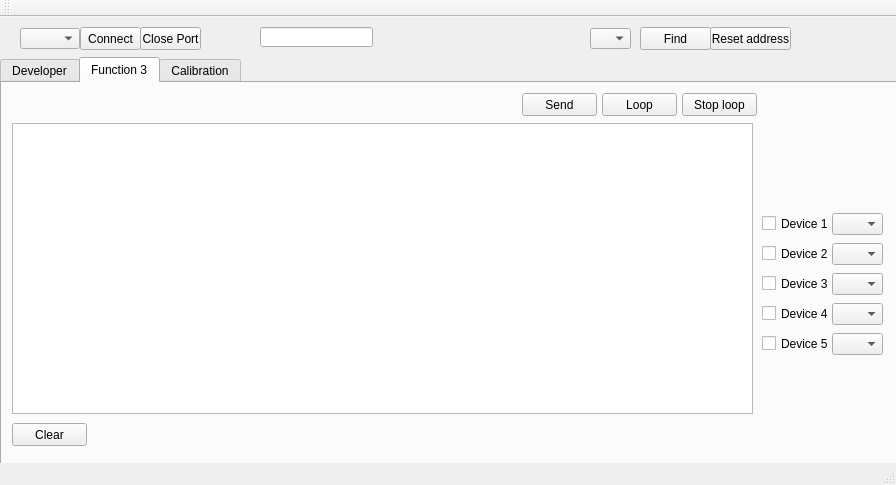
Old version of the form mainwindow.ui in the repository stmx/HartTester.
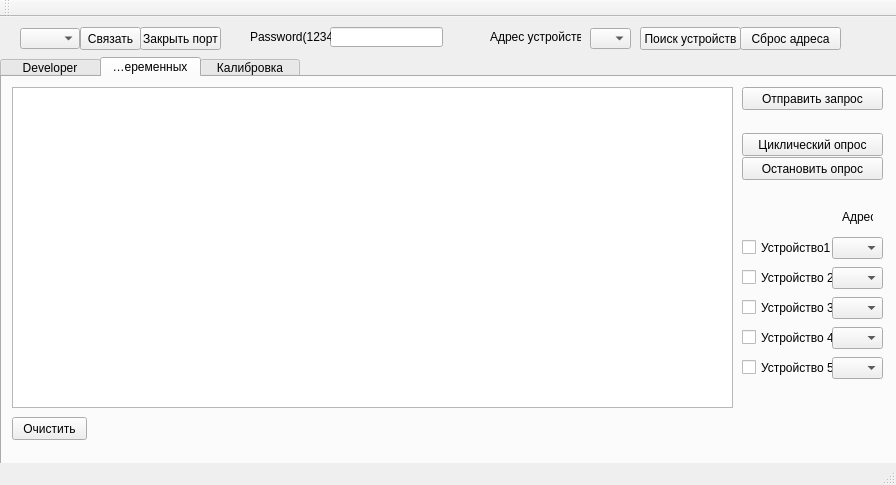
New version of the form. The open tabs and pages were chosen to show the change.

```diff
--- a/mainwindow.ui
+++ b/mainwindow.ui
@@ -23,8 +23,47 @@
       <height>431</height>
      </rect>
     </property>
+    <property name="toolTip">
+     <string>&lt;html&gt;&lt;head/&gt;&lt;body&gt;&lt;p&gt;Проба 1&lt;/p&gt;&lt;/body&gt;&lt;/html&gt;</string>
+    </property>
+    <property name="whatsThis">
+     <string>&lt;html&gt;&lt;head/&gt;&lt;body&gt;&lt;p&gt;Проба 2&lt;/p&gt;&lt;/body&gt;&lt;/html&gt;</string>
+    </property>
+    <property name="styleSheet">
+     <string notr="true">QTabBar::tab { height: 20px; width: 100px; }</string>
+    </property>
+    <property name="tabPosition">
+     <enum>QTabWidget::North</enum>
+    </property>
+    <property name="tabShape">
+     <enum>QTabWidget::Rounded</enum>
+    </property>
     <property name="currentIndex">
-     <number>0</number>
+     <number>1</number>
+    </property>
+    <property name="iconSize">
+     <size>
+      <width>16</width>
+      <height>16</height>
+     </size>
+    </property>
+    <property name="elideMode">
+     <enum>Qt::ElideLeft</enum>
+    </property>
+    <property name="usesScrollButtons">
+     <bool>true</bool>
+    </property>
+    <property name="documentMode">
+     <bool>false</bool>
+    </property>
+    <property name="tabsClosable">
+     <bool>false</bool>
+    </property>
+    <property name="movable">
+     <bool>true</bool>
+    </property>
+    <property name="tabBarAutoHide">
+     <bool>true</bool>
     </property>
     <widget class="QWidget" name="tab">
      <attribute name="title">
@@ -1064,45 +1103,45 @@
     </widget>
     <widget class="QWidget" name="tab_2">
      <attribute name="title">
-      <string>Function 3</string>
+      <string>Считать ток и значения четырех динамических переменных</string>
      </attribute>
      <widget class="QPushButton" name="buttonFunction3Send">
       <property name="geometry">
        <rect>
-        <x>520</x>
+        <x>740</x>
         <y>10</y>
-        <width>75</width>
+        <width>141</width>
         <height>23</height>
        </rect>
       </property>
       <property name="text">
-       <string>Send</string>
+       <string>Отправить запрос</string>
       </property>
      </widget>
      <widget class="QPushButton" name="buttonFunction3Loop">
       <property name="geometry">
        <rect>
-        <x>600</x>
-        <y>10</y>
-        <width>75</width>
+        <x>740</x>
+        <y>56</y>
+        <width>141</width>
         <height>23</height>
        </rect>
       </property>
       <property name="text">
-       <string>Loop</string>
+       <string>Циклический опрос</string>
       </property>
      </widget>
      <widget class="QPushButton" name="pushButton_10">
       <property name="geometry">
        <rect>
-        <x>680</x>
-        <y>10</y>
-        <width>75</width>
+        <x>740</x>
+        <y>80</y>
+        <width>141</width>
         <height>23</height>
        </rect>
       </property>
       <property name="text">
-       <string>Stop loop</string>
+       <string>Остановить опрос</string>
       </property>
      </widget>
      <widget class="QPushButton" name="pushButton_11">
@@ -1115,20 +1154,20 @@
        </rect>
       </property>
       <property name="text">
-       <string>Clear</string>
+       <string>Очистить</string>
       </property>
      </widget>
      <widget class="QCheckBox" name="checkDevice_1">
       <property name="geometry">
        <rect>
-        <x>760</x>
-        <y>130</y>
-        <width>70</width>
+        <x>740</x>
+        <y>160</y>
+        <width>91</width>
         <height>21</height>
        </rect>
       </property>
       <property name="text">
-       <string>Device 1</string>
+       <string>Устройство1</string>
       </property>
       <property name="tristate">
        <bool>false</bool>
@@ -1137,62 +1176,62 @@
      <widget class="QCheckBox" name="checkDevice_2">
       <property name="geometry">
        <rect>
-        <x>760</x>
-        <y>160</y>
-        <width>70</width>
+        <x>740</x>
+        <y>190</y>
+        <width>91</width>
         <height>21</height>
        </rect>
       </property>
       <property name="text">
-       <string>Device 2</string>
+       <string>Устройство 2</string>
       </property>
      </widget>
      <widget class="QCheckBox" name="checkDevice_3">
       <property name="geometry">
        <rect>
-        <x>760</x>
-        <y>190</y>
-        <width>70</width>
+        <x>740</x>
+        <y>220</y>
+        <width>91</width>
         <height>21</height>
        </rect>
       </property>
       <property name="text">
-       <string>Device 3</string>
+       <string>Устройство 3</string>
       </property>
      </widget>
      <widget class="QCheckBox" name="checkDevice_4">
       <property name="geometry">
        <rect>
-        <x>760</x>
-        <y>220</y>
-        <width>70</width>
+        <x>740</x>
+        <y>250</y>
+        <width>91</width>
         <height>21</height>
        </rect>
       </property>
       <property name="text">
-       <string>Device 4</string>
+       <string>Устройство 4</string>
       </property>
      </widget>
      <widget class="QCheckBox" name="checkDevice_5">
       <property name="geometry">
        <rect>
-        <x>760</x>
-        <y>250</y>
-        <width>70</width>
+        <x>740</x>
+        <y>280</y>
+        <width>91</width>
         <height>21</height>
        </rect>
       </property>
       <property name="text">
-       <string>Device 5</string>
+       <string>Устройство 5</string>
       </property>
      </widget>
      <widget class="QTableView" name="tableView">
       <property name="geometry">
        <rect>
         <x>10</x>
-        <y>40</y>
-        <width>741</width>
-        <height>291</height>
+        <y>10</y>
+        <width>721</width>
+        <height>321</height>
        </rect>
       </property>
       <property name="editTriggers">
@@ -1206,7 +1245,7 @@
       <property name="geometry">
        <rect>
         <x>830</x>
-        <y>130</y>
+        <y>160</y>
         <width>51</width>
         <height>22</height>
        </rect>
@@ -1216,7 +1255,7 @@
       <property name="geometry">
        <rect>
         <x>830</x>
-        <y>160</y>
+        <y>190</y>
         <width>51</width>
         <height>22</height>
        </rect>
@@ -1226,7 +1265,7 @@
       <property name="geometry">
        <rect>
         <x>830</x>
-        <y>190</y>
+        <y>220</y>
         <width>51</width>
         <height>22</height>
        </rect>
@@ -1236,7 +1275,7 @@
       <property name="geometry">
        <rect>
         <x>830</x>
-        <y>220</y>
+        <y>250</y>
         <width>51</width>
         <height>22</height>
        </rect>
@@ -1246,16 +1285,29 @@
       <property name="geometry">
        <rect>
         <x>830</x>
-        <y>250</y>
+        <y>280</y>
         <width>51</width>
         <height>22</height>
        </rect>
       </property>
      </widget>
+     <widget class="QLabel" name="label_8">
+      <property name="geometry">
+       <rect>
+        <x>840</x>
+        <y>130</y>
+        <width>31</width>
+        <height>20</height>
+       </rect>
+      </property>
+      <property name="text">
+       <string>Адрес</string>
+      </property>
+     </widget>
     </widget>
     <widget class="QWidget" name="tab_3">
      <attribute name="title">
-      <string>Calibration</string>
+      <string>Калибровка</string>
      </attribute>
      <widget class="QPushButton" name="buttonSpan">
       <property name="geometry">
@@ -1350,14 +1402,14 @@
    <widget class="QPushButton" name="buttonResetAddr">
     <property name="geometry">
      <rect>
-      <x>710</x>
+      <x>740</x>
       <y>10</y>
-      <width>81</width>
+      <width>101</width>
       <height>23</height>
      </rect>
     </property>
     <property name="text">
-     <string>Reset address</string>
+     <string>Сброс адреса</string>
     </property>
    </widget>
    <widget class="QPushButton" name="buttonFindDevice">
@@ -1368,12 +1420,12 @@
      <rect>
       <x>640</x>
       <y>10</y>
-      <width>71</width>
+      <width>101</width>
       <height>23</height>
      </rect>
     </property>
     <property name="text">
-     <string>Find</string>
+     <string>Поиск устройств</string>
     </property>
    </widget>
    <widget class="QComboBox" name="comboBox">
@@ -1396,7 +1448,7 @@
      </rect>
     </property>
     <property name="text">
-     <string>Connect</string>
+     <string>Связать</string>
     </property>
    </widget>
    <widget class="QPushButton" name="buttonClose">
@@ -1404,18 +1456,18 @@
      <rect>
       <x>140</x>
       <y>10</y>
-      <width>61</width>
+      <width>81</width>
       <height>23</height>
      </rect>
     </property>
     <property name="text">
-     <string>Close Port</string>
+     <string>Закрыть порт</string>
     </property>
    </widget>
    <widget class="QLineEdit" name="linePassword">
     <property name="geometry">
      <rect>
-      <x>260</x>
+      <x>330</x>
       <y>10</y>
       <width>113</width>
       <height>20</height>
@@ -1425,6 +1477,32 @@
      <string/>
     </property>
    </widget>
+   <widget class="QLabel" name="label_6">
+    <property name="geometry">
+     <rect>
+      <x>250</x>
+      <y>10</y>
+      <width>81</width>
+      <height>20</height>
+     </rect>
+    </property>
+    <property name="text">
+     <string>Password(1234)</string>
+    </property>
+   </widget>
+   <widget class="QLabel" name="label_7">
+    <property name="geometry">
+     <rect>
+      <x>490</x>
+      <y>10</y>
+      <width>91</width>
+      <height>20</height>
+     </rect>
+    </property>
+    <property name="text">
+     <string>Адрес устройства</string>
+    </property>
+   </widget>
   </widget>
   <widget class="QMenuBar" name="menuBar">
    <property name="geometry">
```
Left out of the diff: 41 changed lines with no effect on the pictures.
